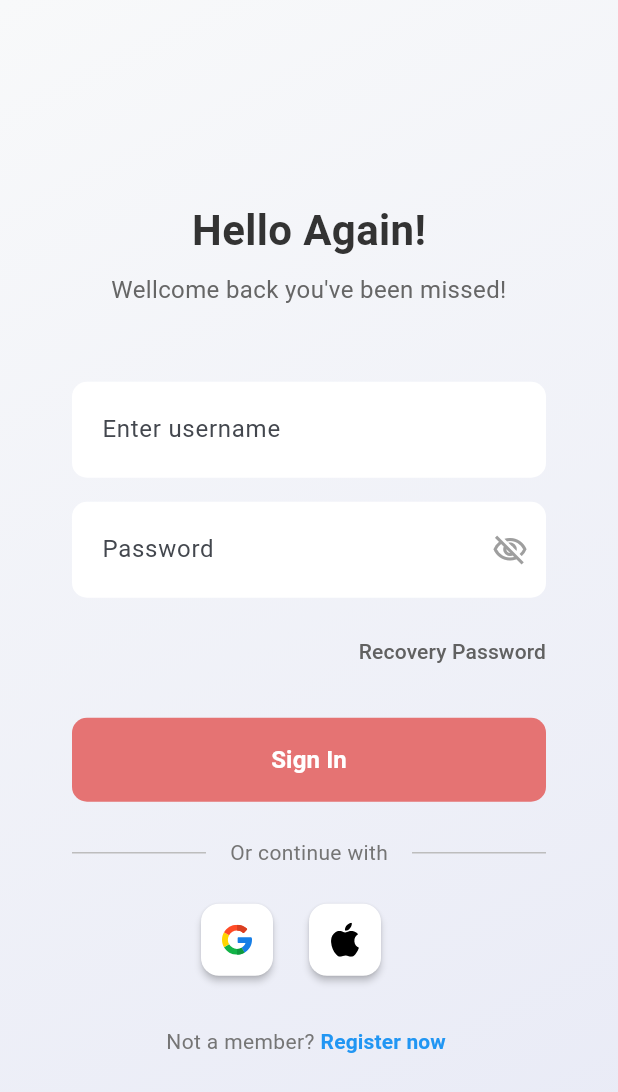
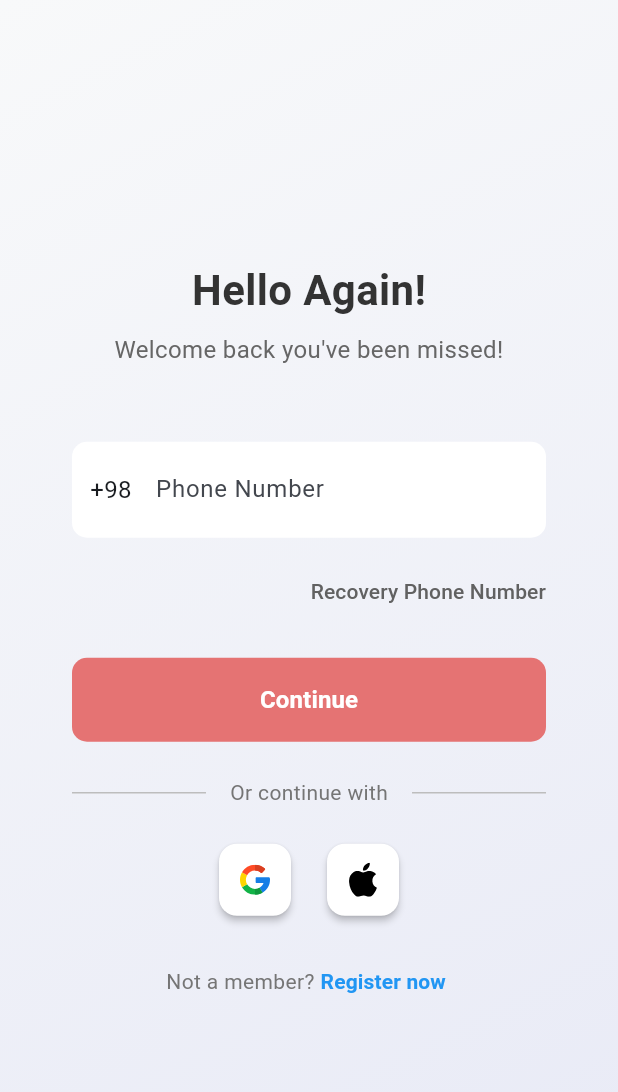
Before and after one commit to parisima-etemadi/caption_learn, a Flutter app: the screen it shows after launch, on a phone screen of 412 x 824 dp. Shown: the top 1092 px of the screen. Run offline on Flutter 3.47's test engine with Material 3 defaults, Android fonts, the phone set to English and light mode, and no system bars; our stand-ins replace bloc, cloud_firestore, connectivity_plus, equatable, firebase_auth, firebase_core and 10 more; missing offline and left inert: youtube_explode_dart; accounts and stored records are empty.

Commit message:
Implement phone authentication flow and refactor login/signup screens
- Added phone number authentication support by integrating pin_code_fields for SMS verification.
- Updated LoginScreen and SignupScreen to replace email input with phone number input.
- Introduced PhoneVerificationScreen for handling SMS code verification.
- Refactored AuthBloc to manage new phone authentication events and states.
- Enhanced error handling and user feedback during the authentication process.

```diff
--- a/lib/features/auth/presentation/bloc/auth_bloc.dart
+++ b/lib/features/auth/presentation/bloc/auth_bloc.dart
@@ -1,5 +1,6 @@
+// lib/features/auth/presentation/bloc/auth_bloc.dart
 import 'dart:async';
-
+import 'package:equatable/equatable.dart';
 import 'package:bloc/bloc.dart';
 import 'package:caption_learn/core/utils/error_handler.dart';
 import 'package:caption_learn/services/auth_service.dart';
@@ -10,7 +11,6 @@ import 'package:meta/meta.dart';
 part 'auth_event.dart';
 part 'auth_state.dart';
 
-
 class AuthBloc extends Bloc<AuthEvent, AuthState> {
   final AuthService _authService;
   final ErrorHandler _errorHandler = ErrorHandler('AuthBloc');
@@ -20,12 +20,13 @@ class AuthBloc extends Bloc<AuthEvent, AuthState> {
       : _authService = authService,
         super(AuthInitial()) {
     on<AuthCheckRequested>(_onAuthCheckRequested);
-    on<SignInWithEmailPasswordRequested>(_onSignInWithEmailPasswordRequested);
-    on<SignUpWithEmailPasswordRequested>(_onSignUpWithEmailPasswordRequested);
     on<SignInWithGoogleRequested>(_onSignInWithGoogleRequested);
     on<SignInWithAppleRequested>(_onSignInWithAppleRequested);
     on<SignOutRequested>(_onSignOutRequested);
     on<AuthStateChanged>(_onAuthStateChanged);
+    // Register phone auth event handlers with new names
+    on<SendPhoneCodeEvent>(_onSendPhoneCode);
+    on<VerifyPhoneCodeEvent>(_onVerifyPhoneCode);
 
     // Listen to authentication state changes
     _authStateSubscription = _authService.authStateChanges.listen(
@@ -43,39 +44,6 @@ class AuthBloc extends Bloc<AuthEvent, AuthState> {
       emit(Authenticated(user));
     } else {
       emit(Unauthenticated());
-    }
-  }
-
-  Future<void> _onSignInWithEmailPasswordRequested(
-    SignInWithEmailPasswordRequested event,
-    Emitter<AuthState> emit,
-  ) async {
-    emit(Authenticating());
-    try {
-      await _authService.signInWithEmailPassword(
-        event.email,
-        event.password,
-      );
-      // The AuthStateChanged event will handle the state update
-    } catch (e) {
-      emit(AuthenticationFailure(_errorHandler.handleAuthError(e)));
-    }
-  }
-
-  Future<void> _onSignUpWithEmailPasswordRequested(
-    SignUpWithEmailPasswordRequested event,
-    Emitter<AuthState> emit,
-  ) async {
-    emit(Authenticating());
-    try {
-      await _authService.createAccount(
-        event.email,
-        event.password,
-      );
-      emit(RegistrationSuccess());
-      // The AuthStateChanged event will handle the state update
-    } catch (e) {
-      emit(RegistrationFailure(_errorHandler.handleAuthError(e)));
     }
   }
 
@@ -129,6 +97,52 @@ class AuthBloc extends Bloc<AuthEvent, AuthState> {
     }
   }
 
+  // Updated method name and parameter type
+  Future<void> _onSendPhoneCode(
+    SendPhoneCodeEvent event,
+    Emitter<AuthState> emit,
+  ) async {
+    emit(Authenticating());
+    try {
+      await _authService.verifyPhoneNumber(
+        phoneNumber: event.phoneNumber,
+        onCodeSent: (String verificationId) {
+          emit(PhoneVerificationSent(verificationId, event.phoneNumber));
+        },
+        onVerificationFailed: (FirebaseAuthException e) {
+          emit(AuthenticationFailure(_errorHandler.handleAuthError(e)));
+        },
+        onVerificationCompleted: (PhoneAuthCredential credential) async {
+          try {
+            await _authService.signInWithCredential(credential);
+            // AuthStateChanged event will handle the state update
+          } catch (e) {
+            emit(AuthenticationFailure(_errorHandler.handleAuthError(e)));
+          }
+        },
+      );
+    } catch (e) {
+      emit(AuthenticationFailure(_errorHandler.handleAuthError(e)));
+    }
+  }
+
+  // Updated method name and parameter type
+  Future<void> _onVerifyPhoneCode(
+    VerifyPhoneCodeEvent event,
+    Emitter<AuthState> emit,
+  ) async {
+    emit(Authenticating());
+    try {
+      await _authService.signInWithPhoneCode(
+        event.smsCode,
+        event.verificationId,
+      );
+      // The AuthStateChanged event will handle the state update
+    } catch (e) {
+      emit(AuthenticationFailure(_errorHandler.handleAuthError(e)));
+    }
+  }
+
   @override
   Future<void> close() {
     _authStateSubscription.cancel();
--- a/lib/features/auth/presentation/bloc/auth_event.dart
+++ b/lib/features/auth/presentation/bloc/auth_event.dart
@@ -1,3 +1,4 @@
+// lib/features/auth/presentation/bloc/auth_event.dart
 part of 'auth_bloc.dart';
 
 @immutable
@@ -10,34 +11,6 @@ abstract class AuthEvent extends Equatable {
 
 // When the app starts, check authentication state
 class AuthCheckRequested extends AuthEvent {}
-
-// User tries to login with email & password
-class SignInWithEmailPasswordRequested extends AuthEvent {
-  final String email;
-  final String password;
-
-  const SignInWithEmailPasswordRequested({
-    required this.email,
-    required this.password,
-  });
-
-  @override
-  List<Object> get props => [email, password];
-}
-
-// User tries to register with email & password
-class SignUpWithEmailPasswordRequested extends AuthEvent {
-  final String email;
-  final String password;
-
-  const SignUpWithEmailPasswordRequested({
-    required this.email,
-    required this.password,
-  });
-
-  @override
-  List<Object> get props => [email, password];
-}
 
 // User tries to sign in with Google
 class SignInWithGoogleRequested extends AuthEvent {}
@@ -57,3 +30,29 @@ class AuthStateChanged extends AuthEvent {
   @override
   List<Object?> get props => [user];
 }
+
+// Phone verification - sending code to phone
+class SendPhoneCodeEvent extends AuthEvent {
+  final String phoneNumber;
+
+  const SendPhoneCodeEvent({
+    required this.phoneNumber,
+  });
+
+  @override
+  List<Object> get props => [phoneNumber];
+}
+
+// Verify the SMS code entered by user
+class VerifyPhoneCodeEvent extends AuthEvent {
+  final String smsCode;
+  final String? verificationId;
+
+  const VerifyPhoneCodeEvent({
+    required this.smsCode,
+    this.verificationId,
+  });
+
+  @override
+  List<Object?> get props => [smsCode, verificationId];
+}
--- a/lib/features/auth/presentation/bloc/auth_state.dart
+++ b/lib/features/auth/presentation/bloc/auth_state.dart
@@ -1,3 +1,4 @@
+// lib/features/auth/presentation/bloc/auth_state.dart
 part of 'auth_bloc.dart';
 
 @immutable
@@ -52,3 +53,14 @@ class RegistrationFailure extends AuthState {
   @override
   List<Object> get props => [message];
 }
+
+// When phone verification code has been sent
+class PhoneVerificationSent extends AuthState {
+  final String verificationId;
+  final String phoneNumber;
+
+  const PhoneVerificationSent(this.verificationId, this.phoneNumber);
+
+  @override
+  List<Object> get props => [verificationId, phoneNumber];
+}
--- a/lib/features/auth/presentation/screens/login_screen.dart
+++ b/lib/features/auth/presentation/screens/login_screen.dart
@@ -1,7 +1,9 @@
+// lib/features/auth/presentation/screens/login_screen.dart
 import 'package:caption_learn/core/constants/app_constants.dart';
 import 'package:caption_learn/core/widgets/network_error_widget.dart';
 import 'package:caption_learn/core/widgets/social_icon_button.dart';
 import 'package:caption_learn/features/auth/presentation/bloc/auth_bloc.dart';
+import 'package:caption_learn/features/auth/presentation/screens/phone_verification_screen.dart';
 import 'package:caption_learn/features/auth/presentation/screens/signup_screen.dart';
 import 'package:connectivity_plus/connectivity_plus.dart';
 import 'package:flutter/material.dart';
@@ -16,14 +18,12 @@ class LoginScreen extends StatefulWidget {
 
 class _LoginScreenState extends State<LoginScreen> {
   final _formKey = GlobalKey<FormState>();
-  final _usernameController = TextEditingController();
-  final _passwordController = TextEditingController();
+  final _phoneController = TextEditingController();
   bool _obscurePassword = true;
 
   @override
   void dispose() {
-    _usernameController.dispose();
-    _passwordController.dispose();
+    _phoneController.dispose();
     super.dispose();
   }
 
@@ -32,12 +32,14 @@ class _LoginScreenState extends State<LoginScreen> {
       return;
     }
 
+    // Format phone with country code
+    final phoneNumber = "+98${_phoneController.text.trim().replaceAll(RegExp(r'[^0-9]'), '')}";
+
     context.read<AuthBloc>().add(
-          SignInWithEmailPasswordRequested(
-            email: _usernameController.text.trim(),
-            password: _passwordController.text.trim(),
-          ),
-        );
+      SendPhoneCodeEvent(
+        phoneNumber: phoneNumber,
+      ),
+    );
   }
 
   void _signInWithGoogle(BuildContext context) async {
@@ -60,11 +62,7 @@ class _LoginScreenState extends State<LoginScreen> {
   }
 
   void _signInWithApple(BuildContext context) {
-    // context.read<AuthBloc>().add(SignInWithAppleRequested());
-  }
-
-  void _signInWithFacebook(BuildContext context) {
-    // Implement Facebook login
+    context.read<AuthBloc>().add(SignInWithAppleRequested());
   }
 
   @override
@@ -87,6 +85,17 @@ class _LoginScreenState extends State<LoginScreen> {
               // Show error message
               ScaffoldMessenger.of(context).showSnackBar(
                 SnackBar(content: Text(state.message)),
+              );
+            } else if (state is PhoneVerificationSent) {
+              // Navigate to verification screen
+              Navigator.push(
+                context,
+                MaterialPageRoute(
+                  builder: (context) => PhoneVerificationScreen(
+                    verificationId: state.verificationId,
+                    phoneNumber: state.phoneNumber,
+                  ),
+                ),
               );
             }
           },
@@ -154,7 +163,7 @@ class _LoginScreenState extends State<LoginScreen> {
         ),
         const SizedBox(height: 8),
         const Text(
-          'Wellcome back you\'ve been missed!',
+          'Welcome back you\'ve been missed!',
           textAlign: TextAlign.center,
           style: TextStyle(
             fontSize: 16,
@@ -174,10 +183,10 @@ class _LoginScreenState extends State<LoginScreen> {
         crossAxisAlignment: CrossAxisAlignment.stretch,
         children: [
           TextFormField(
-            controller: _usernameController,
-            keyboardType: TextInputType.emailAddress,
+            controller: _phoneController,
+            keyboardType: TextInputType.phone,
             decoration: InputDecoration(
-              hintText: 'Enter username',
+              hintText: 'Phone Number',
               filled: true,
               fillColor: Colors.white,
               border: OutlineInputBorder(
@@ -196,55 +205,25 @@ class _LoginScreenState extends State<LoginScreen> {
                 horizontal: 16,
                 vertical: 20,
               ),
+              prefixIcon: Container(
+                padding: const EdgeInsets.symmetric(horizontal: 12.0),
+                child: const Text(
+                  "+98", // USA code - update as needed
+                  style: TextStyle(fontSize: 16),
+                ),
+              ),
+              prefixIconConstraints: const BoxConstraints(minWidth: 0, minHeight: 0),
             ),
             enabled: !isLoading,
             validator: (value) {
               if (value == null || value.isEmpty) {
-                return 'Please enter your username';
+                return 'Please enter your phone number';
               }
-              return null;
-            },
-          ),
-          const SizedBox(height: 16),
-          TextFormField(
-            controller: _passwordController,
-            obscureText: _obscurePassword,
-            decoration: InputDecoration(
-              hintText: 'Password',
-              filled: true,
-              fillColor: Colors.white,
-              border: OutlineInputBorder(
-                borderRadius: BorderRadius.circular(10),
-                borderSide: BorderSide.none,
-              ),
-              enabledBorder: OutlineInputBorder(
-                borderRadius: BorderRadius.circular(10),
-                borderSide: BorderSide.none,
-              ),
-              focusedBorder: OutlineInputBorder(
-                borderRadius: BorderRadius.circular(10),
-                borderSide: BorderSide(color: Colors.grey.shade300),
-              ),
-              contentPadding: const EdgeInsets.symmetric(
-                horizontal: 16,
-                vertical: 20,
-              ),
-              suffixIcon: IconButton(
-                icon: Icon(
-                  _obscurePassword ? Icons.visibility_off_outlined : Icons.visibility_outlined,
-                  color: Colors.grey,
-                ),
-                onPressed: () {
-                  setState(() {
-                    _obscurePassword = !_obscurePassword;
-                  });
-                },
-              ),
-            ),
-            enabled: !isLoading,
-            validator: (value) {
-              if (value == null || value.isEmpty) {
-                return 'Please enter your password';
+
+              // Simple phone validation - modify as needed
+              final cleanPhone = value.replaceAll(RegExp(r'[^0-9]'), '');
+              if (cleanPhone.length < 10) {
+                return 'Please enter a valid phone number';
               }
               return null;
             },
@@ -266,7 +245,7 @@ class _LoginScreenState extends State<LoginScreen> {
           padding: EdgeInsets.zero,
           tapTargetSize: MaterialTapTargetSize.shrinkWrap,
         ),
-        child: const Text('Recovery Password'),
+        child: const Text('Recovery Phone Number'),
       ),
     );
   }
@@ -296,7 +275,7 @@ class _LoginScreenState extends State<LoginScreen> {
               ),
             )
           : const Text(
-              'Sign In',
+              'Continue',
               style: TextStyle(
                 fontSize: 16,
                 fontWeight: FontWeight.bold,
@@ -347,16 +326,13 @@ class _LoginScreenState extends State<LoginScreen> {
         ),
         const SizedBox(width: 24),
         // Apple Sign-In Button
-       SocialIconButton.apple(
+        SocialIconButton.apple(
           onPressed: () => _signInWithApple(context),
           isLoading: isLoading,
         ),
-        const SizedBox(width: 24),
-
       ],
     );
   }
-
 
   Widget _buildSignUpOption(BuildContext context) {
     return Row(
--- a/pubspec.yaml
+++ b/pubspec.yaml
@@ -80,6 +80,7 @@ dependencies:
   flutter_bloc: ^9.1.1
   equatable: ^2.0.7
   flutter_svg: ^2.1.0
+  pin_code_fields: ^8.0.1
 
 dev_dependencies:
   flutter_test:
```
Also changed, not shown: lib/features/auth/presentation/screens/phone_verification_screen.dart (added, +237 -0 lines), lib/features/auth/presentation/screens/signup_screen.dart (+44 -29 lines), lib/services/auth_service.dart (+62 -16 lines).
